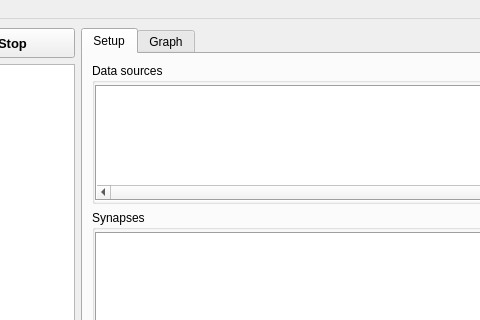
This is src/gui/MainWin.ui in CompEphys-team/stdpc as Qt 5 draws it before an edit; both pictures show x 190 to 670 and y 0 to 320 of the 1027 by 522 pixel window. The edited form follows.
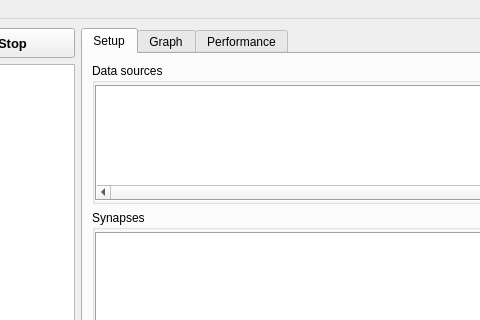
This is the edited form. Custom widgets are drawn as their Qt base class.

Commit message:
Added a performance monitor
Having an idea of how well the clamp cycle is performing, not just on
average, but in the worst case, would seem to be rather useful.

```diff
--- a/src/gui/MainWin.ui
+++ b/src/gui/MainWin.ui
@@ -361,6 +361,11 @@
         <string>Graph</string>
        </attribute>
       </widget>
+      <widget class="PerformanceMonitor" name="performancetab">
+       <attribute name="title">
+        <string>Performance</string>
+       </attribute>
+      </widget>
      </widget>
     </item>
     <item row="1" column="0" colspan="2">
@@ -515,6 +520,12 @@
    <header>GraphDlg.h</header>
    <container>1</container>
   </customwidget>
+  <customwidget>
+   <class>PerformanceMonitor</class>
+   <extends>QWidget</extends>
+   <header>PerformanceMonitor.h</header>
+   <container>1</container>
+  </customwidget>
  </customwidgets>
  <tabstops>
   <tabstop>StartBut</tabstop>
```
The commit also changes 11 other files.
